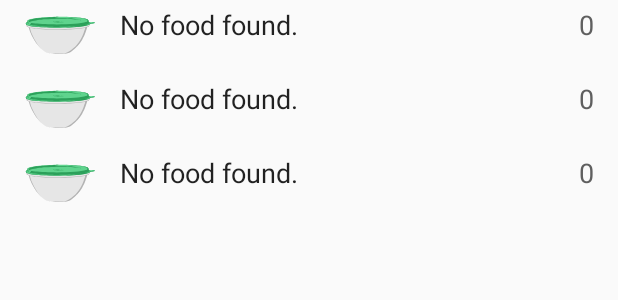
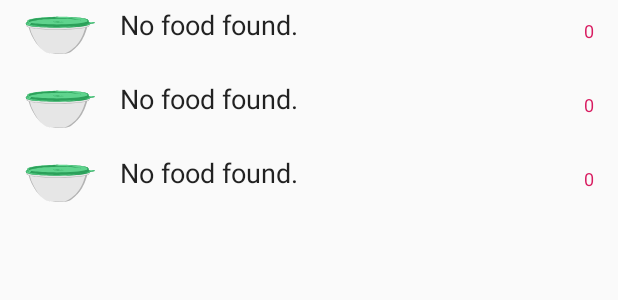
Before and after one commit to pinae/Nutria, an Android app: the layout fragment_logged_fooditem_list.xml on its own in the app's theme, with its tools: preview values and no code run, on a phone screen of 412 x 824 dp. Shown: the top 300 px of the screen. Run offline under Robolectric (Android 15) with nearby library versions, the phone set to English and light mode, and no system bars.

Commit message:
Version updates, improved details editing, better list layout

```diff
--- a/app/build.gradle
+++ b/app/build.gradle
@@ -77,8 +77,8 @@ dependencies {
     implementation "androidx.lifecycle:lifecycle-extensions:$lifecycle_version"
     implementation "androidx.lifecycle:lifecycle-common-java8:$lifecycle_version"
     implementation "androidx.lifecycle:lifecycle-reactivestreams:$lifecycle_version"
-    implementation 'androidx.navigation:navigation-fragment-ktx:2.2.1'
-    implementation 'androidx.navigation:navigation-ui-ktx:2.2.1'
+    implementation 'androidx.navigation:navigation-fragment-ktx:2.2.2'
+    implementation 'androidx.navigation:navigation-ui-ktx:2.2.2'
     api 'com.google.android.gms:play-services-fitness:18.0.0'
     api 'com.google.android.gms:play-services-auth:18.0.0'
     implementation "org.jetbrains.kotlin:kotlin-stdlib-jdk7:$kotlin_version"
--- a/app/src/main/kotlin/de/ct/nutria/FoodItem.kt
+++ b/app/src/main/kotlin/de/ct/nutria/FoodItem.kt
@@ -169,6 +169,7 @@ data class FoodItem (
         Log.i("curentAmount", curentAmount.toString())
         Log.i("scaledAmount", scaledAmount.toString())
         val scaledFood = FoodItem(
+                roomId = roomId,
                 foodId = foodId,
                 type = type,
                 nameAddition = nameAddition,
@@ -180,6 +181,7 @@ data class FoodItem (
                 amount = scaledAmount,
                 reference_amount = reference_amount,
                 manufacturer = manufacturer,
+                lastLogged = lastLogged,
                 relevance = relevance + 1.0f
         )
         if (curentAmount?.isNaN() == false) for (property in arrayOf(
--- a/app/src/main/kotlin/de/ct/nutria/LoggedFoodItemRecyclerViewAdapter.kt
+++ b/app/src/main/kotlin/de/ct/nutria/LoggedFoodItemRecyclerViewAdapter.kt
@@ -35,7 +35,9 @@ class LoggedFoodItemRecyclerViewAdapter(
         val item = displayedFood[position]
         holder.nameView.text = item.name
         holder.manufacturerView.text = item.describeManufacturer()
-        holder.caloriesView.text = item.calories.toString()
+        holder.caloriesView.text = resources.getString(
+                R.string.nutrition_display_float_no_decimals).format(item.calories,
+                resources.getString(R.string.unit_kcal))
         holder.iconView.setImageDrawable(resources.getDrawable(getIcon(item.categoryId), null))
 
         with(holder.v) {
--- a/app/src/main/kotlin/de/ct/nutria/RoomDaos.kt
+++ b/app/src/main/kotlin/de/ct/nutria/RoomDaos.kt
@@ -29,6 +29,9 @@ interface QueryFoodItemDao {
 interface LoggedFoodDao {
     @Query("SELECT * FROM loggedFood WHERE (type=:type AND foodId=:foodId) ORDER BY lastLogged ASC LIMIT 1")
     fun getFood(type: Int, foodId: Int): FoodItem?
+
+    @Query("SELECT * FROM loggedFood WHERE roomId=:roomId LIMIT 1")
+    fun getFood(roomId: Int): FoodItem?
 
     @Query("SELECT * FROM loggedFood WHERE (type=:type AND foodId=:foodId)")
     fun getFoods(type: Int, foodId: Int): List<FoodItem>
--- a/app/src/main/kotlin/de/ct/nutria/SearchFoodActivity.kt
+++ b/app/src/main/kotlin/de/ct/nutria/SearchFoodActivity.kt
@@ -22,6 +22,7 @@ class SearchFoodActivity : AppCompatActivity(), FoodSearchFragment.OnListSelect
     }
 
     override fun onListSelect(item: FoodItem) {
+        item.roomId = null
         val intent = Intent(this, FoodDetailsActivity::class.java)
         intent.putExtra("foodItem", item)
         startActivity(intent)
--- a/app/src/main/res/layout/fragment_logged_fooditem.xml
+++ b/app/src/main/res/layout/fragment_logged_fooditem.xml
@@ -43,10 +43,10 @@
                 android:layout_marginTop="@dimen/fooditem_margin_top"
                 android:text="@string/zero"
                 android:textAppearance="?attr/textAppearanceListItem"
-                android:textColor="@color/colorUnimportant"
-                android:textSize="@dimen/fooditem_name_size"
-                app:layout_constraintEnd_toEndOf="parent"
-                app:layout_constraintTop_toTopOf="parent" />
+                android:textColor="@color/colorAccent"
+                android:textSize="@dimen/fooditem_additional_text_size"
+                app:layout_constraintBottom_toBottomOf="parent"
+                app:layout_constraintEnd_toEndOf="parent" />
 
         </androidx.constraintlayout.widget.ConstraintLayout>
 
--- a/app/src/main/res/values/strings.xml
+++ b/app/src/main/res/values/strings.xml
@@ -60,10 +60,11 @@
     <string name="_200g">200g</string>
     <string name="_500g">500g</string>
     <string name="nutrition_display_float">%.2f %s</string>
+    <string name="nutrition_display_float_no_decimals">%.0f %s</string>
     <string name="nutrition_display_ulong">%lu %s</string>
     <string name="nutrition_display_string">%s %s</string>
     <string name="nutrition_display_date">yyyy-MM-dd hh:mm</string>
-    <string name="unit_kcal">kcal</string>
+    <string name="unit_kcal">kCal</string>
     <string name="unit_g">g</string>
     <string name="unit_mg">mg</string>
     <string name="delete_local_database_including_logged_food">Delete local database (including logged food)</string>
--- a/build.gradle
+++ b/build.gradle
@@ -1,14 +1,14 @@
 // Top-level build file where you can add configuration options common to all sub-projects/modules.
 
 buildscript {
-    ext.kotlin_version = '1.3.71'
+    ext.kotlin_version = '1.3.72'
 
     repositories {
         google()
         jcenter()
     }
     dependencies {
-        classpath 'com.android.tools.build:gradle:3.6.2'
+        classpath 'com.android.tools.build:gradle:3.6.3'
         classpath "org.jetbrains.kotlin:kotlin-gradle-plugin:$kotlin_version"
         classpath "de.mannodermaus.gradle.plugins:android-junit5:1.3.2.0"
 
```
Also changed, not shown: app/src/main/kotlin/de/ct/nutria/FoodDetailsActivity.kt (+10 -2 lines), app/src/main/kotlin/de/ct/nutria/LoggedFoodRepository.kt (+16 -6 lines).
